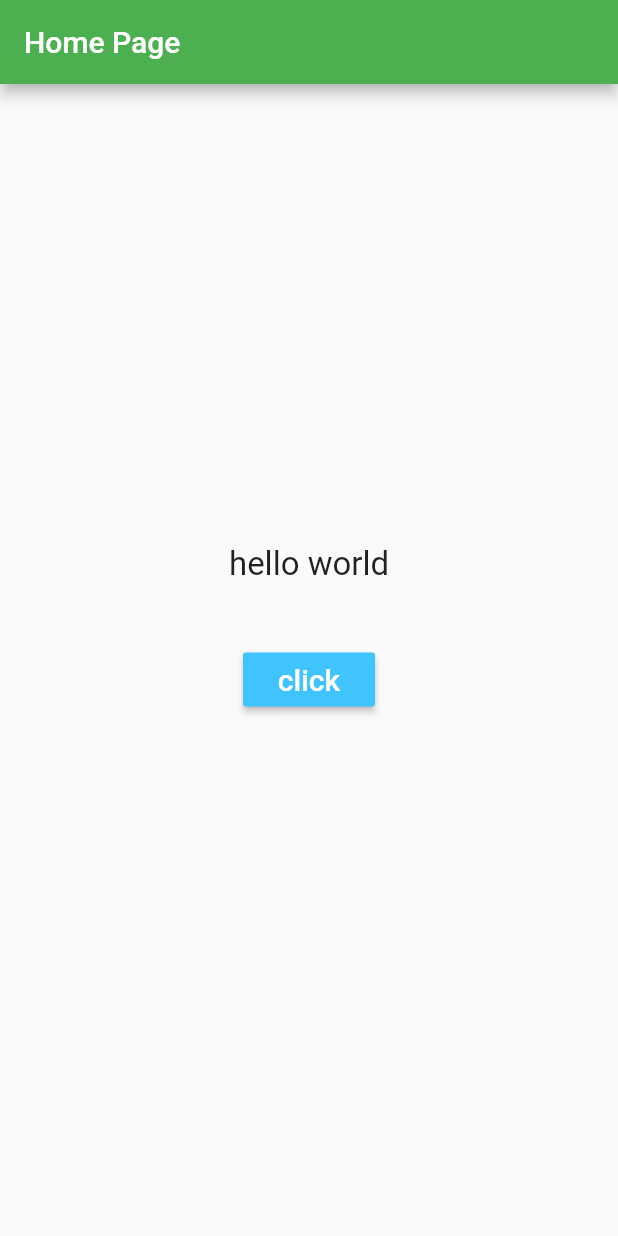
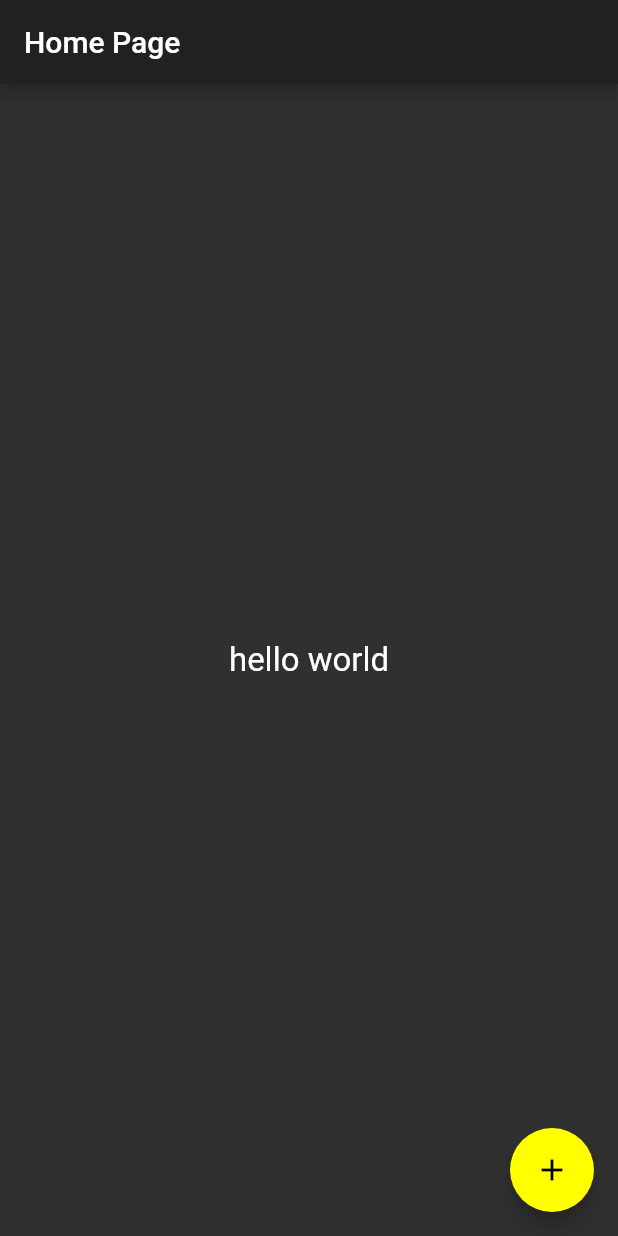
Before and after one commit to cristianfchq/flutter_example_state, a Flutter app: the screen it shows after launch, on a phone screen of 412 x 824 dp. Run offline on Flutter 3.47's test engine with Material 2 defaults, Android fonts, the phone set to English and light mode, and no system bars.

Commit message:
added floatingActionButton

```diff
--- a/lib/main.dart
+++ b/lib/main.dart
@@ -10,8 +10,8 @@ class MyApp extends StatelessWidget {
       title: 'Flutter Demo',
       theme: ThemeData(
         primarySwatch: Colors.green,
-        brightness: Brightness.light,
-        accentColor: Colors.red,
+        brightness: Brightness.dark,
+        accentColor: Colors.yellowAccent,
       ),
       home: HomePage(),
     );
@@ -49,23 +49,6 @@ class _HomePageState extends State<HomePage> {
                 fontSize: 22.0,
               ),
             ),
-
-            Padding(
-              padding: const EdgeInsets.all(40.0),
-              child: RaisedButton(
-                child: Text(
-                  "click",
-                  style: TextStyle(
-                    color: Colors.white,
-                    fontSize: 20.0,
-                  ),
-                ),
-                onPressed: () {
-                  _changeText();
-                },
-                color: Colors.lightBlueAccent,
-              ),
-            ),
           ],
         ),
       ),
@@ -79,6 +62,12 @@ class _HomePageState extends State<HomePage> {
         title: Text("Home Page"),
       ),
       body: _bodyWidget(),
+      floatingActionButton: FloatingActionButton(
+        child: Icon(Icons.add),
+        onPressed:(){
+          _changeText();
+        },
+      ),
     );
   }
 }
```
